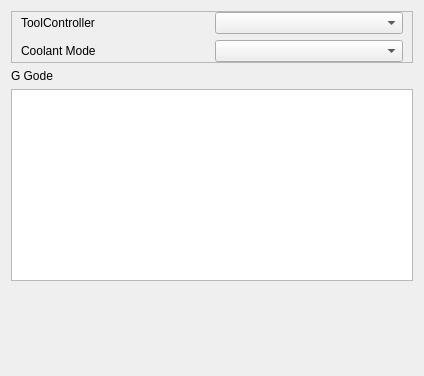
Above: src/Mod/Path/Gui/Resources/panels/PageOpCustomEdit.ui from southseact-3d/fcd before the change. Below: the same form after it.
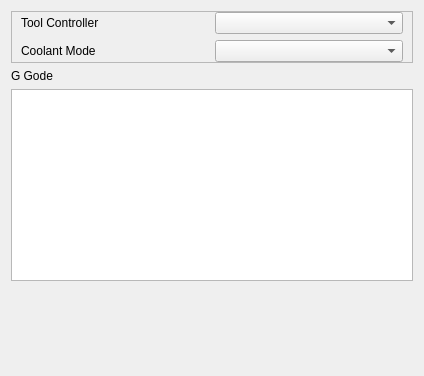
That is the form after the change.

Commit message: Path: 'ToolController' -> 'Tool Controller' in UI panels

The edit to the form file:
```diff
--- a/src/Mod/Path/Gui/Resources/panels/PageOpCustomEdit.ui
+++ b/src/Mod/Path/Gui/Resources/panels/PageOpCustomEdit.ui
@@ -32,7 +32,7 @@
       <item row="0" column="0">
        <widget class="QLabel" name="label">
         <property name="text">
-         <string>ToolController</string>
+         <string>Tool Controller</string>
         </property>
        </widget>
       </item>
```
The commit also changes 8 other files.
